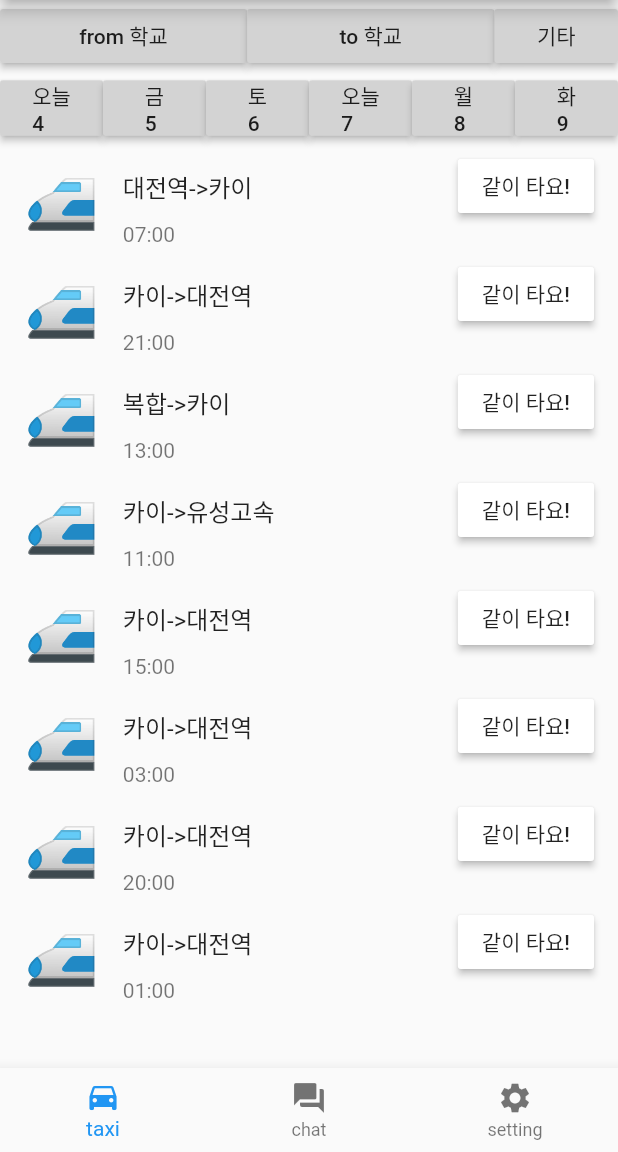
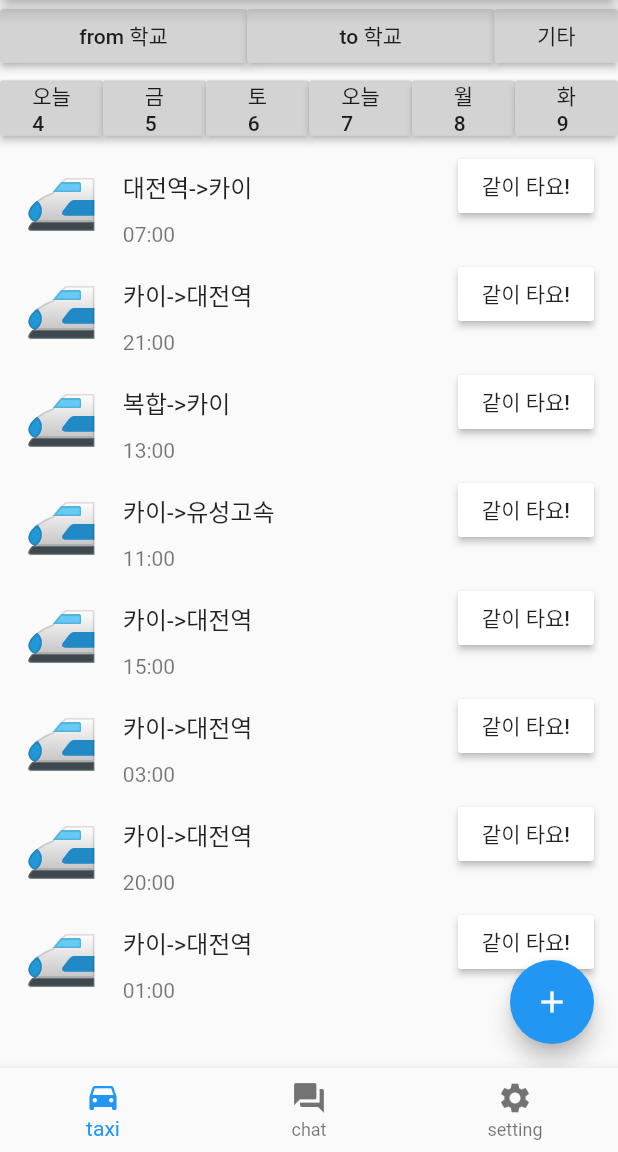
Before and after one commit to gardenlee21/SpaceConquer, a Flutter app: the screen it shows after launch, on a phone screen of 412 x 824 dp, the part 84-1236 px from its top. Run offline on Flutter 3.47's test engine with Material 2 defaults, Android fonts, the phone set to English and light mode, and no system bars.

Commit message:
sm_190404

```diff
--- a/lib/taxipage.dart
+++ b/lib/taxipage.dart
@@ -87,7 +87,11 @@ class _TaxiPage extends State<TaxiPage>
             )
         )
         ],
-      )
+      ),
+      floatingActionButton: new FloatingActionButton(
+        onPressed: () {},
+        child: Icon(Icons.add)
+      ),
     );
   }
 
```
Also changed, not shown: lib/taxiview.dart (line endings or trailing spaces).
